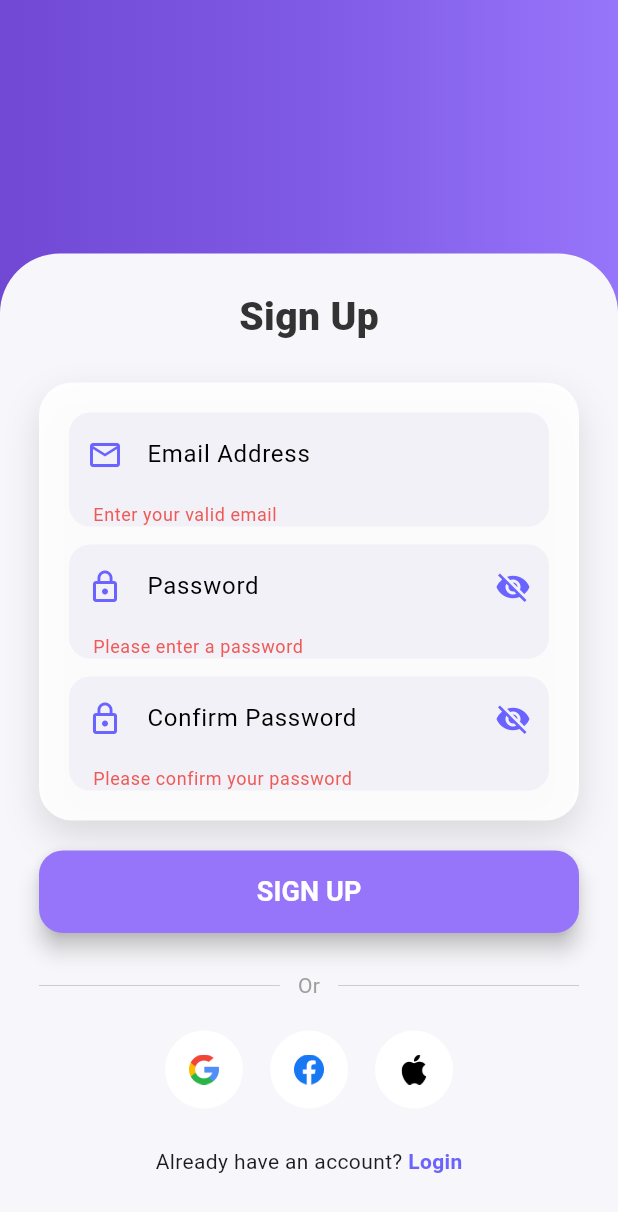
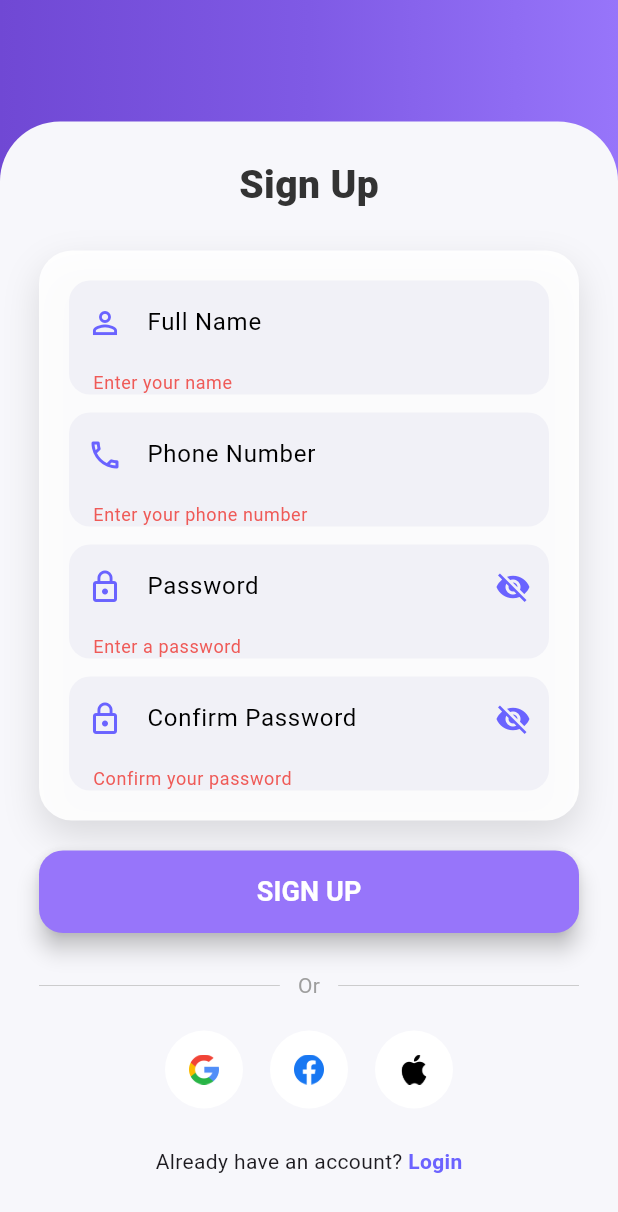
Before and after one commit to devsoheldas/Smart-Pharmacy, a Flutter app: the SignupScreen screen opened by its route, after a tap on "SIGN UP", on a phone screen of 412 x 824 dp. Shown: the top 1212 px of the screen. Run offline on Flutter 3.47's test engine with Material 3 defaults, Android fonts, the light colour scheme and no system bars; our stand-ins replace carousel_slider, dio, email_validator, flutter_screenutil, flutter_svg, fluttertoast and 3 more; accounts and stored records are empty; project files that could hold a hidden picture were left out.

Commit message:
Switched authentication inputs from email to phone number in Login and Signup screens.Added registration functionality . - Added loading states, form validation, and snackbar feedback to authentication screens.

```diff
--- a/lib/core/configs/api_endpoints.dart
+++ b/lib/core/configs/api_endpoints.dart
@@ -5,7 +5,7 @@ class ApiEndpoints {
   static const logout = "auth/logout";
   static const forgotPassword = "forget-password";
   static const forgotPasswordSubmit = "change-password";
-  static const register = "register";
+  static const register = "user/authentication/registration";
   static const passwordUpdate = "user/password/update";
   static const fcmTokenUpdate = "user/fcm_token/update";
   static const otpVerify = "otp-verify";
--- /dev/null
+++ b/lib/core/models/sing_up_response_model.dart
@@ -0,0 +1,24 @@
+
+class SingupResponseModel {
+  bool? success;
+  String? message;
+
+
+  SingupResponseModel({
+    this.success,
+    this.message,
+
+  });
+
+  factory SingupResponseModel.fromJson(Map<String, dynamic> json) => SingupResponseModel(
+    success: json["success"],
+    message: json["message"],
+
+  );
+
+  Map<String, dynamic> toJson() => {
+    "success": success,
+    "title": message,
+
+  };
+}
--- a/lib/feature/auth/screens/singup_screen.dart
+++ b/lib/feature/auth/screens/singup_screen.dart
@@ -1,5 +1,6 @@
 import 'package:e_pharma/core/services/navigation_service.dart';
-import 'package:email_validator/email_validator.dart';
+import 'package:e_pharma/core/services/network/api_service.dart';
+import 'package:e_pharma/routes/app_routes.dart';
 import 'package:flutter/material.dart';
 import '../../../core/constants/app_asset_paths.dart';
 import '../../../core/constants/app_colors.dart';
@@ -15,20 +16,91 @@ class SignupScreen extends StatefulWidget {
 class _SignupScreenState extends State<SignupScreen> {
   bool _obscurePassword = true;
   bool _obscureConfirm = true;
+  bool _isLoading = false;
 
-  final _emailController = TextEditingController();
+  final _nameController = TextEditingController();
+  final _phoneController = TextEditingController();
   final _passwordController = TextEditingController();
   final _confirmController = TextEditingController();
   final _formKey = GlobalKey<FormState>();
+
+  //API call
+  Future<void> singUpUser(
+      String phone,
+      String password,
+      String name,
+      String confirmationPassword,
+      ) async {
+    if (_isLoading) return;
+
+    setState(() {
+      _isLoading = true;
+    });
+
+    ScaffoldMessenger.of(context).showSnackBar(
+      const SnackBar(
+        content: Text("Signing up..."),
+        duration: Duration(seconds: 30),
+      ),
+    );
+
+    try {
+      ApiService apiService = ApiService();
+      final result = await apiService.singUpUser(
+        phone,
+        password,
+        name,
+        confirmationPassword,
+      );
+
+
+      ScaffoldMessenger.of(context).hideCurrentSnackBar();
+
+      if (result.success == true) {
+
+        ScaffoldMessenger.of(context).showSnackBar(
+          SnackBar(
+            content: Text(result.message ?? "Registration successful!"),
+            backgroundColor: Colors.green,
+          ),
+        );
+
+        // Navigate to login screen after a short delay
+        Future.delayed(const Duration(milliseconds: 1500), () {
+          NavigationService.pushNamedAndRemoveUntil(AppRoutes.loginScreen);
+        });
+      } else {
+
+        ScaffoldMessenger.of(context).showSnackBar(
+          SnackBar(
+            content: Text(result.message ?? "Registration failed!"),
+            backgroundColor: Colors.red,
+          ),
+        );
+      }
+    } catch (e) {
+
+      ScaffoldMessenger.of(context).hideCurrentSnackBar();
+
+
+      ScaffoldMessenger.of(context).showSnackBar(
+        SnackBar(
+          content: Text("Error: ${e.toString()}"),
+          backgroundColor: Colors.red,
+        ),
+      );
+    } finally {
+      setState(() {
+        _isLoading = false;
+      });
+    }
+  }
 
   @override
   Widget build(BuildContext context) {
     return Scaffold(
       body: Container(
-        decoration: const BoxDecoration(
-          gradient:
-          AppColors.appBGGradientColor
-        ),
+        decoration: const BoxDecoration(gradient: AppColors.appBGGradientColor),
         child: SafeArea(
           child: LayoutBuilder(
             builder: (context, constraints) {
@@ -39,6 +111,7 @@ class _SignupScreenState extends State<SignupScreen> {
                     child: Column(
                       children: [
                         const Spacer(),
+
                         // Card
                         Container(
                           width: double.infinity,
@@ -63,7 +136,10 @@ class _SignupScreenState extends State<SignupScreen> {
                                     color: Color(0xff333333),
                                   ),
                                 ),
+
                                 const SizedBox(height: 25),
+
+                                // Card Box
                                 Container(
                                   padding: const EdgeInsets.all(20),
                                   decoration: BoxDecoration(
@@ -79,7 +155,7 @@ class _SignupScreenState extends State<SignupScreen> {
                                   ),
                                   child: Column(
                                     children: [
-                                      // Email
+                                      // Name
                                       Container(
                                         decoration: BoxDecoration(
                                           color: const Color(0xffF1F1F7),
@@ -88,28 +164,20 @@ class _SignupScreenState extends State<SignupScreen> {
                                           ),
                                         ),
                                         child: TextFormField(
-                                          cursorColor: Colors.blue,
-                                          cursorWidth: 1,
-                                          showCursor: true,
-                                          controller: _emailController,
-                                          keyboardType:
-                                              TextInputType.emailAddress,
-                                          validator: (String? value) {
-                                            String inputText = value ?? "";
-                                            if (EmailValidator.validate(
-                                                  inputText,
-                                                ) ==
-                                                false) {
-                                              return "Enter your valid email";
+                                          controller: _nameController,
+                                          validator: (value) {
+                                            if (value == null ||
+                                                value.isEmpty) {
+                                              return "Enter your name";
                                             }
                                             return null;
                                           },
                                           decoration: const InputDecoration(
                                             prefixIcon: Icon(
-                                              Icons.email_outlined,
+                                              Icons.person_outline,
                                               color: Color(0xff6A63FF),
                                             ),
-                                            hintText: "Email Address",
+                                            hintText: "Full Name",
                                             border: InputBorder.none,
                                             contentPadding:
                                             EdgeInsets.symmetric(
@@ -119,7 +187,48 @@ class _SignupScreenState extends State<SignupScreen> {
                                           ),
                                         ),
                                       ),
+
                                       const SizedBox(height: 12),
+
+                                      // Phone Number
+                                      Container(
+                                        decoration: BoxDecoration(
+                                          color: const Color(0xffF1F1F7),
+                                          borderRadius: BorderRadius.circular(
+                                            14,
+                                          ),
+                                        ),
+                                        child: TextFormField(
+                                          controller: _phoneController,
+                                          keyboardType: TextInputType.phone,
+                                          validator: (value) {
+                                            if (value == null ||
+                                                value.isEmpty) {
+                                              return "Enter your phone number";
+                                            }
+                                            if (value.length < 11) {
+                                              return "Enter a valid phone number";
+                                            }
+                                            return null;
+                                          },
+                                          decoration: const InputDecoration(
+                                            prefixIcon: Icon(
+                                              Icons.phone_outlined,
+                                              color: Color(0xff6A63FF),
+                                            ),
+                                            hintText: "Phone Number",
+                                            border: InputBorder.none,
+                                            contentPadding:
+                                            EdgeInsets.symmetric(
+                                              horizontal: 16,
+                                              vertical: 16,
+                                            ),
+                                          ),
+                                        ),
+                                      ),
+
+                                      const SizedBox(height: 12),
+
                                       // Password
                                       Container(
                                         decoration: BoxDecoration(
@@ -134,10 +243,10 @@ class _SignupScreenState extends State<SignupScreen> {
                                           validator: (value) {
                                             if (value == null ||
                                                 value.isEmpty) {
-                                              return "Please enter a password";
+                                              return "Enter a password";
                                             }
                                             if (value.length < 6) {
-                                              return "Password must be at least 6 characters";
+                                              return "Must be at least 6 characters";
                                             }
                                             return null;
                                           },
@@ -170,7 +279,9 @@ class _SignupScreenState extends State<SignupScreen> {
                                           ),
                                         ),
                                       ),
+
                                       const SizedBox(height: 12),
+
                                       // Confirm Password
                                       Container(
                                         decoration: BoxDecoration(
@@ -185,7 +296,7 @@ class _SignupScreenState extends State<SignupScreen> {
                                           validator: (value) {
                                             if (value == null ||
                                                 value.isEmpty) {
-                                              return "Please confirm your password";
+                                              return "Confirm your password";
                                             }
                                             if (value !=
                                                 _passwordController.text) {
@@ -225,22 +336,24 @@ class _SignupScreenState extends State<SignupScreen> {
                                     ],
                                   ),
                                 ),
+
                                 const SizedBox(height: 20),
+
                                 // Signup Button
                                 SizedBox(
                                   width: double.infinity,
                                   height: 55,
                                   child: ElevatedButton(
-                                    onPressed: () {
-                                      if (_formKey.currentState!.validate()) {
-
-
-                                        ScaffoldMessenger.of(
-                                          context,
-                                        ).showSnackBar(
-                                          const SnackBar(
-                                            content: Text("Signing up..."),
-                                          ),
+                                    onPressed: _isLoading
+                                        ? null
+                                        : () async {
+                                      if (_formKey.currentState!
+                                          .validate()) {
+                                        await singUpUser(
+                                          _phoneController.text.trim(),
+                                          _passwordController.text.trim(),
+                                          _nameController.text.trim(),
+                                          _confirmController.text.trim(),
                                         );
                                       }
                                     },
@@ -251,7 +364,18 @@ class _SignupScreenState extends State<SignupScreen> {
                                       ),
                                       elevation: 6,
                                     ),
-                                    child: const Text(
+                                    child: _isLoading
+                                        ? const SizedBox(
+                                      height: 20,
+                                      width: 20,
+                                      child: CircularProgressIndicator(
+                                        strokeWidth: 2,
+                                        valueColor:
+                                        AlwaysStoppedAnimation<Color>(
+                                            Colors.white),
+                                      ),
+                                    )
+                                        : const Text(
                                       "SIGN UP",
                                       style: TextStyle(
                                         color: Colors.white,
@@ -261,8 +385,10 @@ class _SignupScreenState extends State<SignupScreen> {
                                     ),
                                   ),
                                 ),
+
                                 const SizedBox(height: 25),
-                                //OR
+
+                                // OR Line
                                 Row(
                                   children: [
                                     Expanded(
@@ -282,7 +408,10 @@ class _SignupScreenState extends State<SignupScreen> {
                                     ),
                                   ],
                                 ),
+
                                 const SizedBox(height: 20),
+
+                                // Social login buttons
                                 Row(
                                   mainAxisAlignment: MainAxisAlignment.center,
                                   children: [
@@ -302,15 +431,16 @@ class _SignupScreenState extends State<SignupScreen> {
                                     ),
                                   ],
                                 ),
+
                                 const SizedBox(height: 25),
+
+                                // Already have account
                                 Row(
                                   mainAxisAlignment: MainAxisAlignment.center,
                                   children: [
                                     const Text("Already have an account? "),
                                     GestureDetector(
-                                      onTap: () {
-                                        NavigationService.pop();
-                                      },
+                                      onTap: () => NavigationService.pop(),
                                       child: const Text(
                                         "Login",
                                         style: TextStyle(
@@ -339,7 +469,8 @@ class _SignupScreenState extends State<SignupScreen> {
 
   @override
   void dispose() {
-    _emailController.dispose();
+    _nameController.dispose();
+    _phoneController.dispose();
     _passwordController.dispose();
     _confirmController.dispose();
     super.dispose();
```
Also changed, not shown: lib/core/services/network/api_service.dart (+65 -22 lines), lib/feature/auth/screens/login_screen.dart (+104 -53 lines). Lines whose indentation alone changed are shown as unchanged.
